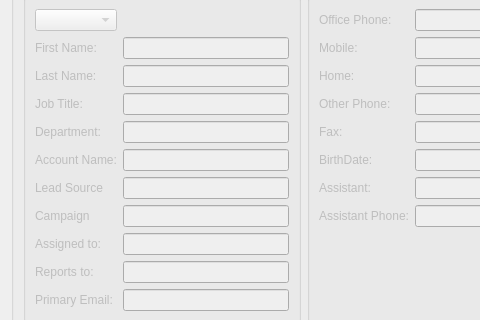
First picture: the form in client/src/contactdetails.ui, repository KDAB/FatCRM, before the edit; both pictures show x 0 to 480 and y 86 to 406 of the 891 by 683 pixel window.
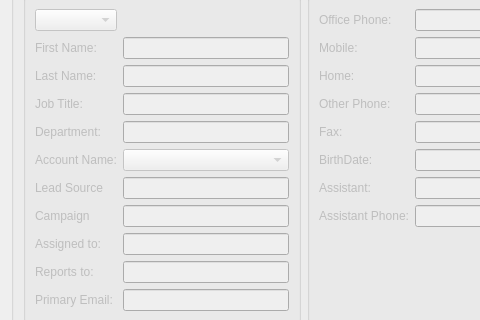
Second picture: the form after the edit.

Commit message: add setter getter for other data - retrieve the list of accounts - map them with their id and put them in a combo for the user to be able to choose the account when modifying data or creating new data  - still some cleanup and other work -functionality - to do here - next will be to retrieve - the same way - other listed data from sugarCRM

Patch:
```diff
--- a/client/src/contactdetails.ui
+++ b/client/src/contactdetails.ui
@@ -154,9 +154,6 @@
              </property>
             </widget>
            </item>
-           <item row="6" column="2">
-            <widget class="QLineEdit" name="accountName"/>
-           </item>
            <item row="7" column="0">
             <widget class="QLabel" name="label_4">
              <property name="text">
@@ -254,6 +251,9 @@
              </property>
             </spacer>
            </item>
+           <item row="6" column="2">
+            <widget class="QComboBox" name="accountName"/>
+           </item>
           </layout>
          </widget>
         </item>
```
The commit also changes 6 other files.
